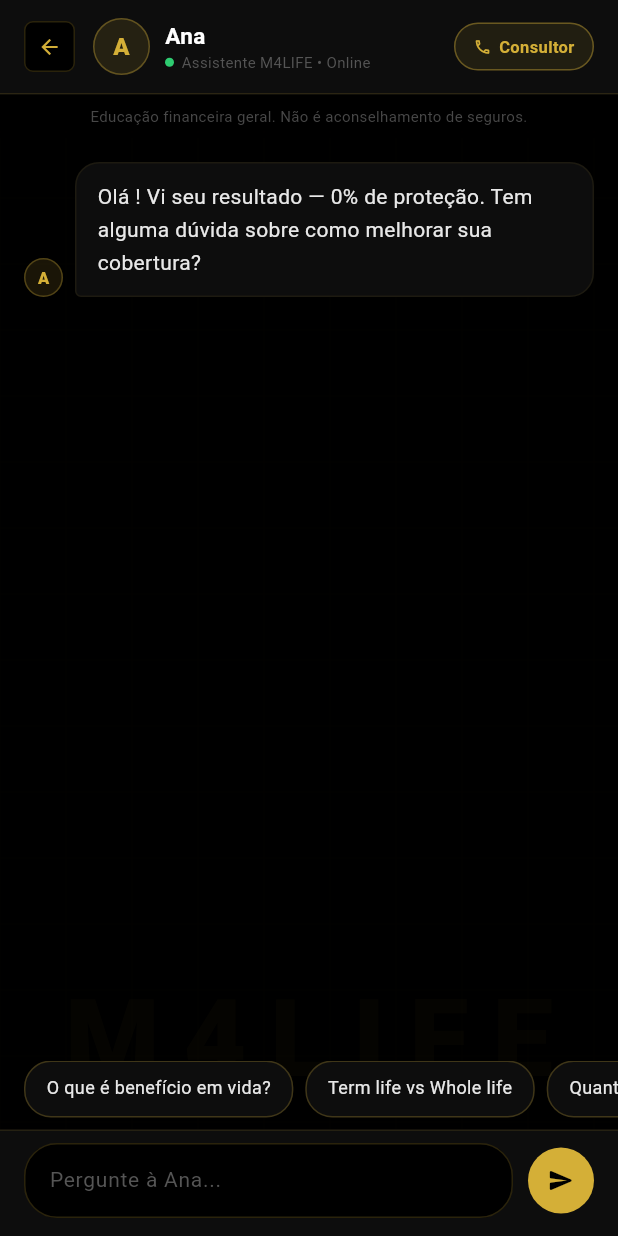
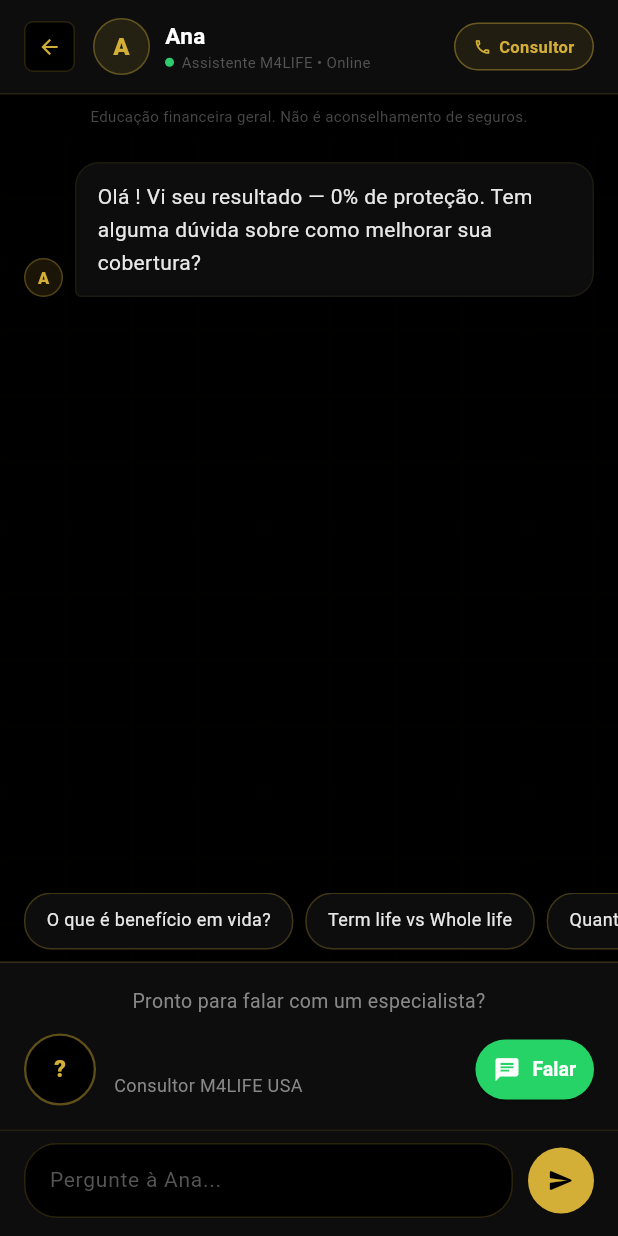
Before and after one commit to diegomontime-arch/livelong, a Flutter app: the ChatScreen screen opened directly with empty values, on a phone screen of 412 x 824 dp. Run offline on Flutter 3.47's test engine with Material 3 defaults, Android fonts, the phone set to English and light mode, and no system bars; our stand-ins replace cloud_firestore, cloud_functions, firebase_analytics, firebase_auth, firebase_core, firebase_crashlytics and 5 more; missing offline and left inert: dart:html; accounts and stored records are empty.

Commit message:
feat: agent contact card at bottom of Ana chat

```diff
--- a/lib/legacy/screens/chat_screen.dart
+++ b/lib/legacy/screens/chat_screen.dart
@@ -1,9 +1,13 @@
 
 import 'dart:convert';
 
+import 'package:flutter/foundation.dart';
 import 'package:flutter/material.dart';
 import 'package:http/http.dart' as http;
 
+import 'package:hitlook/core/utils/whatsapp_utils.dart';
+import 'package:hitlook/legacy/admin/agent_profile_photo.dart';
+import 'package:hitlook/legacy/screens/agent_profile.dart';
 import 'package:hitlook/legacy/screens/language_screen.dart';
 import 'package:hitlook/legacy/widgets/public_lead_flow_scaffold.dart';
 
@@ -17,6 +21,7 @@ class ChatScreen extends StatefulWidget {
   final int score;
   final String nome;
   final String agentId;
+  final AgentProfile agent;
 
   const ChatScreen({
     super.key,
@@ -24,6 +29,7 @@ class ChatScreen extends StatefulWidget {
     required this.answers,
     required this.score,
     required this.nome,
+    required this.agent,
     this.agentId = 'default',
   });
 
@@ -151,6 +157,143 @@ YOU CANNOT:
       case 'en': return 'Consultant';
       default: return 'Consultor';
     }
+  }
+
+  String _agentCardIntro() {
+    switch (widget.lang) {
+      case 'es':
+        return '¿Listo para hablar con un especialista?';
+      case 'en':
+        return 'Ready to talk to a specialist?';
+      default:
+        return 'Pronto para falar com um especialista?';
+    }
+  }
+
+  String _agentCardRole() {
+    switch (widget.lang) {
+      case 'en':
+        return 'M4LIFE USA Consultant';
+      default:
+        return 'Consultor M4LIFE USA';
+    }
+  }
+
+  String _agentCardTalkLabel() {
+    switch (widget.lang) {
+      case 'es':
+        return 'Hablar';
+      case 'en':
+        return 'Talk';
+      default:
+        return 'Falar';
+    }
+  }
+
+  void _openConsultantWhatsApp() {
+    final phone = widget.agent.whatsapp.trim().isNotEmpty
+        ? widget.agent.whatsapp
+        : kDefaultConsultantWhatsApp;
+
+    if (normalizeWhatsAppNumber(phone).isEmpty) return;
+
+    final msg = buildLeadWhatsAppMessage(
+      lang: widget.lang,
+      score: widget.score,
+      nome: widget.nome,
+      answers: widget.answers,
+      prospectToAgent: true,
+    );
+
+    if (kIsWeb) {
+      openWhatsAppImmediately(phone: phone, message: msg);
+      return;
+    }
+
+    openWhatsApp(phone: phone, message: msg);
+  }
+
+  Widget _buildAgentFooterCard() {
+    final agent = widget.agent;
+    final storageUid = agent.userId?.trim().isNotEmpty == true
+        ? agent.userId!
+        : agent.id;
+
+    return Container(
+      padding: const EdgeInsets.all(16),
+      decoration: BoxDecoration(
+        color: AppColors.blackCard,
+        border: Border(
+          top: BorderSide(color: AppColors.gold.withOpacity(0.2)),
+        ),
+      ),
+      child: Column(
+        children: [
+          Text(
+            _agentCardIntro(),
+            textAlign: TextAlign.center,
+            style: const TextStyle(
+              color: AppColors.greyLight,
+              fontSize: 13,
+            ),
+          ),
+          const SizedBox(height: 12),
+          Row(
+            children: [
+              AgentProfilePhoto(
+                displayName: agent.resolvedNome,
+                storageUid: storageUid,
+                photoUrl: agent.fotoUrl.isNotEmpty ? agent.fotoUrl : null,
+                size: 48,
+              ),
+              const SizedBox(width: 12),
+              Expanded(
+                child: Column(
+                  crossAxisAlignment: CrossAxisAlignment.start,
+                  children: [
+                    Text(
+                      agent.resolvedNome,
+                      style: const TextStyle(
+                        color: AppColors.white,
+                        fontWeight: FontWeight.w700,
+                        fontSize: 14,
+                      ),
+                      maxLines: 1,
+                      overflow: TextOverflow.ellipsis,
+                    ),
+                    Text(
+                      _agentCardRole(),
+                      style: const TextStyle(
+                        color: AppColors.greyLight,
+                        fontSize: 12,
+                      ),
+                    ),
+                  ],
+                ),
+              ),
+              const SizedBox(width: 8),
+              ElevatedButton.icon(
+                onPressed: _openConsultantWhatsApp,
+                icon: const Icon(Icons.chat, size: 18),
+                label: Text(_agentCardTalkLabel()),
+                style: ElevatedButton.styleFrom(
+                  backgroundColor: const Color(0xFF25D366),
+                  foregroundColor: Colors.white,
+                  padding: const EdgeInsets.symmetric(
+                    horizontal: 12,
+                    vertical: 10,
+                  ),
+                  textStyle: const TextStyle(
+                    fontSize: 13,
+                    fontWeight: FontWeight.w600,
+                  ),
+                ),
+              ),
+            ],
+          ),
+        ],
+      ),
+    );
   }
 
   /// Regulatory disclaimer shown directly under the Ana header
@@ -355,7 +498,7 @@ YOU CANNOT:
 
                     // Botão consultor
                     GestureDetector(
-                      onTap: () {},
+                      onTap: _openConsultantWhatsApp,
                       child: Container(
                         padding: const EdgeInsets.symmetric(
                             horizontal: 12, vertical: 7),
@@ -436,6 +579,9 @@ YOU CANNOT:
                         .toList(),
                   ),
                 ),
+
+              // ── CARD DO CONSULTOR ───────────
+              _buildAgentFooterCard(),
 
               // ── INPUT ───────────────────────
               Container(
--- a/lib/legacy/screens/result_screen.dart
+++ b/lib/legacy/screens/result_screen.dart
@@ -36,6 +36,7 @@ class _ResultScreenState extends State<ResultScreen>
   late Animation<double> _fadeIn;
   late Animation<double> _scoreAnim;
   String _consultantPhone = kDefaultConsultantWhatsApp;
+  AgentProfile _agent = AgentProfile.defaultProfile;
 
   double _renda = 3000;
   int _anos = 10;
@@ -249,6 +250,9 @@ class _ResultScreenState extends State<ResultScreen>
     try {
       final agent = await AgentProvider.loadAgent(widget.agentId);
       final raw = agent.whatsapp.trim();
+      if (mounted) {
+        setState(() => _agent = agent);
+      }
       if (raw.isNotEmpty && normalizeWhatsAppNumber(raw).isNotEmpty) {
         if (mounted) {
           setState(() => _consultantPhone = raw);
@@ -307,6 +311,7 @@ class _ResultScreenState extends State<ResultScreen>
           score: _score,
           nome: widget.nome,
           agentId: widget.agentId,
+          agent: _agent,
         ),
         transitionsBuilder: (_, anim, __, child) => SlideTransition(
           position: Tween<Offset>(
```
Also changed, not shown: 1 other file.
